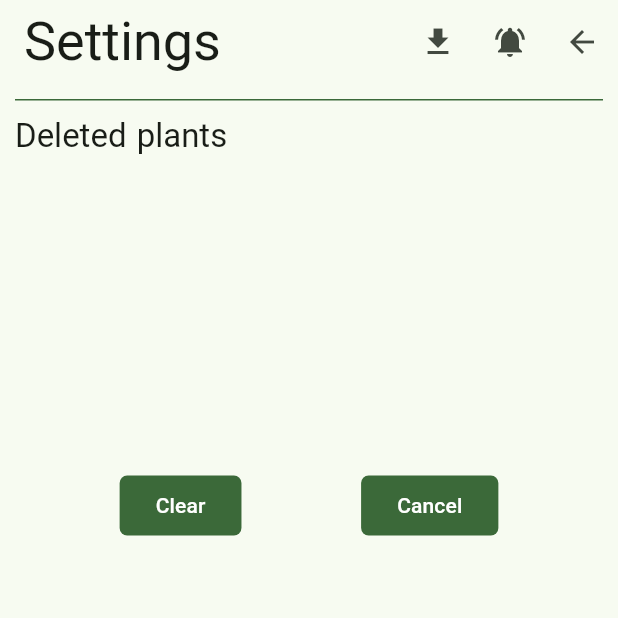
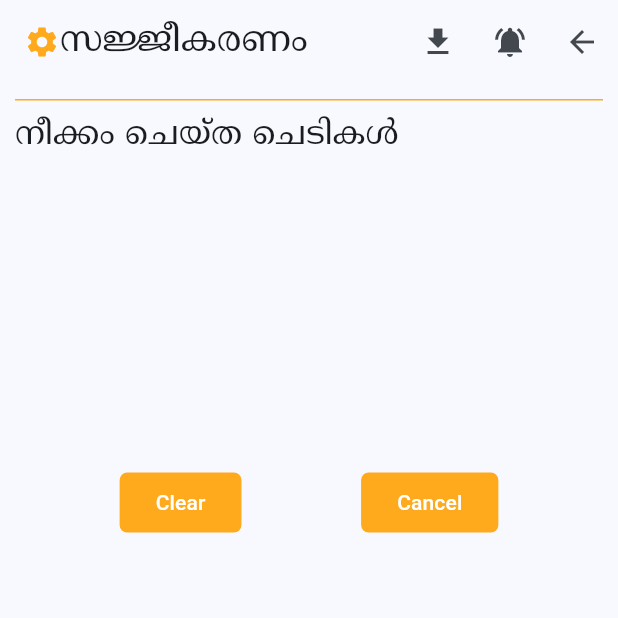
Before and after one commit to ryanromeodev/Plant-App, a Flutter app: the screen it shows after launch, after a tap on the "settings" icon, on a phone screen of 412 x 824 dp, the top half of it. Run offline on Flutter 3.47's test engine with Material 3 defaults, Android fonts, the phone set to English and light mode, and no system bars; our stand-ins replace file_picker, flutter_local_notifications, google_fonts, permission_handler, timezone.

Commit message:
color refactoring iteration 1

```diff
--- a/lib/Components/planttile.dart
+++ b/lib/Components/planttile.dart
@@ -58,7 +58,7 @@ class _PlantTileState extends State<PlantTile> {
                       widget.displayplantid.trim() ==
                               widget.plant.plantid.trim()
                           ? Theme.of(context).colorScheme.primary
-                          : Theme.of(context).colorScheme.primaryFixed,
+                          : Theme.of(context).colorScheme.secondary,
                   radius: 18,
                   child: CircleAvatar(
                     radius: 16,
@@ -77,7 +77,7 @@ class _PlantTileState extends State<PlantTile> {
                           widget.displayplantid.trim() ==
                                   widget.plant.plantid.trim()
                               ? Theme.of(context).colorScheme.primary
-                              : Theme.of(context).colorScheme.primaryFixed,
+                              : Theme.of(context).colorScheme.secondary,
                       width: 2,
                     ),
                   ),
@@ -125,7 +125,11 @@ class _PlantTileState extends State<PlantTile> {
                       widget.onPlantOrgChange(widget.plant, widget.malayalam);
                     },
                     icon: Icon(Icons.arrow_forward_ios),
-                    color: Theme.of(context).colorScheme.primary,
+                    iconSize: 25,
+                    // color: Theme.of(context).colorScheme.tertiary,
+                    // style: IconButton.styleFrom(
+                    //   foregroundColor: Theme.of(context).colorScheme.primary,
+                    // ),
                   ),
               ],
             ),
@@ -138,7 +142,7 @@ class _PlantTileState extends State<PlantTile> {
                       widget.displayplantid.trim() ==
                               widget.plant.plantid.trim()
                           ? Theme.of(context).colorScheme.primary
-                          : Theme.of(context).colorScheme.primaryFixed,
+                          : Theme.of(context).colorScheme.secondary,
                 ),
                 borderRadius: BorderRadius.only(topLeft: Radius.circular(10)),
               ),
--- a/lib/Components/theme.dart
+++ b/lib/Components/theme.dart
@@ -16,6 +16,11 @@ class Adenium extends StatefulWidget {
 
 class _AdeniumState extends State<Adenium> {
   ThemeMode _themeMode = ThemeMode.system;
+  Color color1 = Color(0xffffa91c);
+  Color color2 = Color(0xfffe9553);
+  Color color3 = Color(0xffb57400);
+  Color color4 = Color(0xff44525f);
+  Color color5 = Color(0xffb5cbd8);
   @override
   Widget build(BuildContext context) {
     return MaterialApp(
@@ -31,15 +36,26 @@ class _AdeniumState extends State<Adenium> {
   ThemeData theme(Brightness brightness) {
     return ThemeData(
       colorScheme: ColorScheme.fromSeed(
-        seedColor: Colors.green,
+        seedColor: Colors.blue,
         brightness: brightness,
+        primary: color1,
+        secondary: color5,
+        tertiary: color4,
       ),
-      appBarTheme: AppBarTheme(),
       textTheme: TextTheme(
-        displaySmall: GoogleFonts.notoSerifMalayalam(),
-        titleLarge: GoogleFonts.notoSerifMalayalam(),
-        bodyLarge: GoogleFonts.notoSerifMalayalam(),
-        bodyMedium: GoogleFonts.notoSerifMalayalam(),
+        // displaySmall: GoogleFonts.notoSerifMalayalam(),
+        headlineSmall: GoogleFonts.notoSerifMalayalam(
+          //plant_name
+        ),
+        titleLarge: GoogleFonts.notoSerifMalayalam(
+          //headtitle
+        ),
+        bodyLarge: GoogleFonts.notoSerifMalayalam(
+          //whole_body
+        ),
+        bodyMedium: GoogleFonts.notoSerifMalayalam(
+          //plant_note
+        ),
       ),
       filledButtonTheme: FilledButtonThemeData(
         style: FilledButton.styleFrom(
@@ -55,7 +71,11 @@ class _AdeniumState extends State<Adenium> {
           ),
         ),
       ),
-      floatingActionButtonTheme: FloatingActionButtonThemeData(),
+      floatingActionButtonTheme: FloatingActionButtonThemeData(
+        foregroundColor: color1,
+        backgroundColor: color4,
+        iconSize: 30,
+      ),
     );
   }
 
--- a/lib/Data/routingfunctions.dart
+++ b/lib/Data/routingfunctions.dart
@@ -65,11 +65,17 @@ Future<List<Plant>> displaySettingsPage(
   BuildContext context,
   List<Plant> trashplants,
   List<Plant> plants,
+  bool malayalam,
 ) async {
   final trash = await Navigator.push(
     context,
     MaterialPageRoute(
-      builder: (context) => Settings(trashlist: trashplants, plants: plants),
+      builder:
+          (context) => Settings(
+            trashlist: trashplants,
+            plants: plants,
+            malayalam: malayalam,
+          ),
     ),
   );
   if (!context.mounted) {
--- a/lib/Data/strings.dart
+++ b/lib/Data/strings.dart
@@ -36,3 +36,11 @@ final String mnotificationveno = "നോട്ടിഫിക്കേഷൻ വ
 final String notificationveno = "Set a notification ?";
 final String madd = 'ചെടി ചേർക്കുക';
 final String add = 'Add a plant';
+final String mdeleted = "നീക്കം ചെയ്ത ചെടികൾ";
+final String deleted = "Deleted Plants";
+final String mcareful = "ശ്രദ്ധിക്കുക";
+final String careful = "Careful";
+final String mcannotbeundone = "ഈ ചെടികള്‍ തിരിച്ചു എടുക്കാൻ സാധിക്കില്ല";
+final String cannotbeundone = "This action cannot be undone";
+final String msettings = 'സജ്ജീകരണം';
+final String settings = 'Settings';
--- a/lib/Pages/addpage.dart
+++ b/lib/Pages/addpage.dart
@@ -38,7 +38,7 @@ class _AddplantState extends State<Addplant> {
           automaticallyImplyLeading: false,
           title: Row(
             children: [
-              Icon(Icons.add_box),
+              Icon(Icons.add_box, color: Theme.of(context).colorScheme.primary),
               SizedBox(width: 5),
               Text(
                 widget.malayalam ? madd : add,
--- a/lib/Pages/homepage.dart
+++ b/lib/Pages/homepage.dart
@@ -97,6 +97,7 @@ class _HomePageState extends State<HomePage> {
                 context,
                 trashList,
                 plist,
+                malayalam,
               );
               setState(() {
                 trashList = trash;
@@ -126,7 +127,7 @@ class _HomePageState extends State<HomePage> {
           ),
           Container(
             height: 2.0, // Line thickness
-            color: Theme.of(context).colorScheme.primary, // Line color
+            color: Theme.of(context).colorScheme.tertiary, // Line color
             padding: EdgeInsets.symmetric(horizontal: 10.0),
           ),
           Expanded(child: plantListBuilder()),
--- a/lib/Pages/settingspage.dart
+++ b/lib/Pages/settingspage.dart
@@ -7,10 +7,16 @@ import 'package:plantapp/Data/plant.dart';
 import 'package:plantapp/Data/strings.dart';
 
 class Settings extends StatefulWidget {
-  const Settings({super.key, required this.trashlist, required this.plants});
+  const Settings({
+    super.key,
+    required this.trashlist,
+    required this.plants,
+    required this.malayalam,
+  });
 
   final List<Plant> trashlist;
   final List<Plant> plants;
+  final bool malayalam;
   @override
   State<Settings> createState() => _SettingsState();
 }
@@ -30,9 +36,17 @@ class _SettingsState extends State<Settings> {
       child: Scaffold(
         appBar: AppBar(
           automaticallyImplyLeading: false,
-          title: Text(
-            'Settings',
-            style: Theme.of(context).textTheme.displaySmall,
+          title: Row(
+            children: [
+              Icon(
+                Icons.settings,
+                color: Theme.of(context).colorScheme.primary,
+              ),
+              Text(
+                widget.malayalam ? msettings : settings,
+                style: Theme.of(context).textTheme.headlineSmall,
+              ),
+            ],
           ),
           actions: [
             IconButton(
@@ -82,7 +96,9 @@ class _SettingsState extends State<Settings> {
                 color: Theme.of(context).colorScheme.primary, // Line color
                 margin: EdgeInsets.symmetric(horizontal: 10.0, vertical: 10.0),
               ),
-              PlantListHeading(todisplay: "Deleted plants"),
+              PlantListHeading(
+                todisplay: widget.malayalam ? mdeleted : deleted,
+              ),
               plantListBuilder(),
               Row(
                 mainAxisAlignment: MainAxisAlignment.spaceEvenly,
@@ -113,8 +129,8 @@ class _SettingsState extends State<Settings> {
       context: context,
       builder: (BuildContext context) {
         return AlertDialog(
-          title: Text("ശ്രദ്ധിക്കുക"),
-          content: Text("ഈ ചെടികള്‍ തിരിച്ചു എടുക്കാൻ സാധിക്കില്ല"),
+          title: Text(widget.malayalam ? mcareful : careful),
+          content: Text(widget.malayalam ? mcannotbeundone : cannotbeundone),
           actions: [
             TextButton(
               onPressed: () {
--- a/lib/Pages/updatepage.dart
+++ b/lib/Pages/updatepage.dart
@@ -58,7 +58,10 @@ class _UpdatePlantState extends State<UpdatePlant> {
           automaticallyImplyLeading: false,
           title: Row(
             children: [
-              Icon(Icons.edit_square),
+              Icon(
+                Icons.edit_square,
+                color: Theme.of(context).colorScheme.primary,
+              ),
               SizedBox(width: 5),
               Text(
                 widget.malayalam ? mupdate : update,
```
